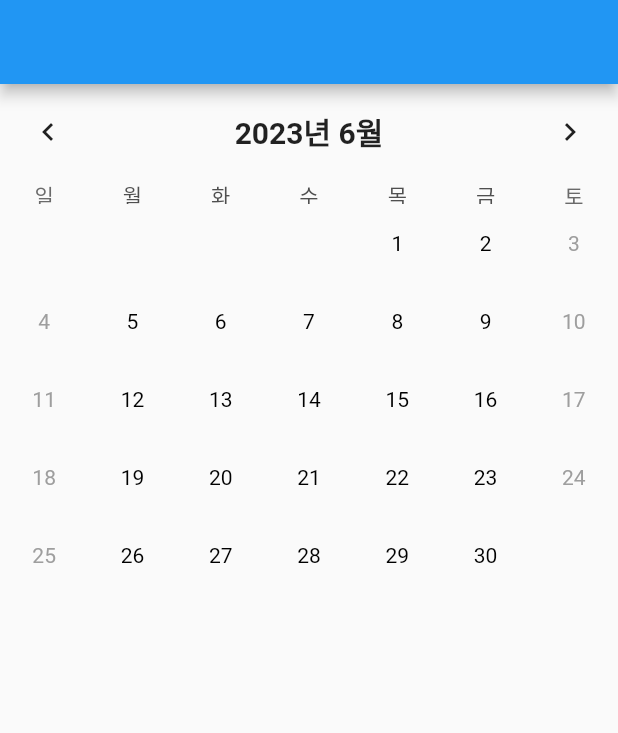
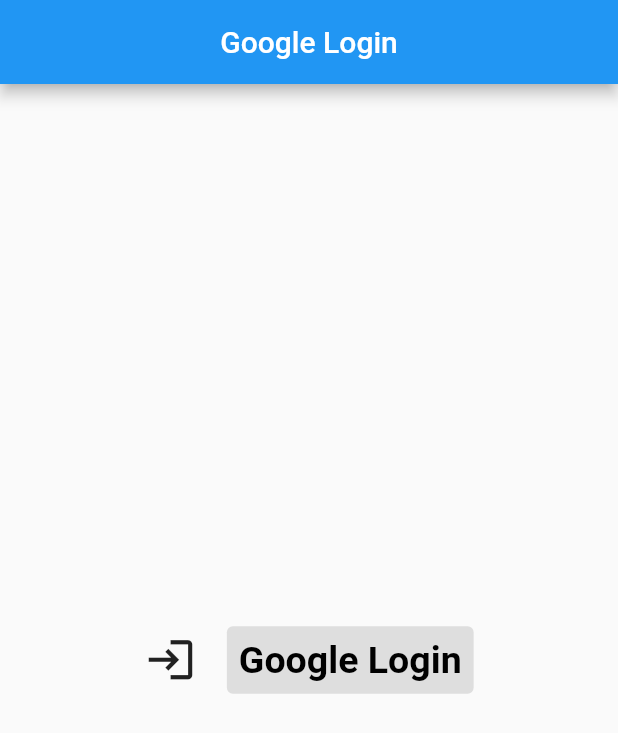
Before and after one commit to wnghks1119/Fluter_MomoroApp, a Flutter app: the screen it shows after launch, on a phone screen of 412 x 824 dp. Shown: the top 733 px of the screen. Run offline on Flutter 3.47's test engine with Material 2 defaults, Android fonts, the phone set to English and light mode, and no system bars; drawn by our look-alikes of table_calendar; our stand-ins replace drift, firebase_auth, firebase_core, google_sign_in; accounts and stored records are empty.

Commit message:
second commit

```diff
--- /dev/null
+++ b/lib/app.dart
@@ -0,0 +1,25 @@
+import 'package:firebase_core/firebase_core.dart';
+import 'package:flutter/material.dart';
+import 'package:hello_world/screen/login_after_screen.dart';
+
+class App extends StatelessWidget {
+  const App({Key? key}) : super(key: key);
+
+  @override
+  Widget build(BuildContext context) {
+    return FutureBuilder(
+      future: Firebase.initializeApp(),
+      builder: (context, snapshot) {
+        if(snapshot.hasError) {
+          return Center(
+            child: Text("Firebase load fail"),
+          );
+        }
+        if(snapshot.connectionState == ConnectionState.done) {
+          return loginAfterScreen();
+        }
+        return CircularProgressIndicator();
+      },
+    );
+  }
+}
--- a/lib/component/input_text_list_component.dart
+++ b/lib/component/input_text_list_component.dart
@@ -3,8 +3,7 @@ import 'package:flutter/material.dart';
 import 'package:flutter/rendering.dart';
 import 'package:hello_world/component/text_bottom_sheet.dart';
 import 'package:intl/intl.dart';
-
-import '../screan/routine_screen.dart';
+import '../screen/routine_screen.dart';
 
 class InputTextListComponent extends StatelessWidget {
   final DateTime selectedDate;
--- a/lib/component/tablecalendar_component.dart
+++ b/lib/component/tablecalendar_component.dart
@@ -1,6 +1,7 @@
 import 'package:flutter/cupertino.dart';
 import 'package:flutter/material.dart';
 import 'package:table_calendar/table_calendar.dart';
+import '../screen/login_after_screen.dart';
 import 'input_text_list_component.dart';
 
 class TableCalendarComponent extends StatefulWidget {
@@ -18,6 +19,19 @@ class _TableCalendarComponentState extends State<TableCalendarComponent> {
     return Scaffold(
       appBar: AppBar(
         automaticallyImplyLeading: false,
+        actions: [
+          IconButton(
+            icon: Icon(Icons.home),
+            onPressed: () {
+              Navigator.push(
+                context,
+                MaterialPageRoute(
+                  builder: (context) => loginAfterScreen(),
+                ),
+              );
+            },
+          ),
+        ],
       ),
       body: TableCalendar(
         locale: 'ko_KR',
--- a/lib/main.dart
+++ b/lib/main.dart
@@ -1,14 +1,15 @@
 import 'package:flutter/material.dart';
-import 'package:hello_world/screan/home_screan.dart';
-import 'package:hello_world/screan/routine_screen.dart';
+import 'package:hello_world/screen/home_screen.dart';
+import 'package:hello_world/screen/routine_screen.dart';
 import 'package:intl/date_symbol_data_local.dart';
+import 'app.dart';
 
 void main() async {
   await initializeDateFormatting();
 
   runApp(
     MaterialApp(
-      home: HomeScreen(),
+      home: App(),
     ),
   );
 }
--- a/lib/screan/home_screan.dart
+++ b/lib/screen/home_screen.dart
@@ -1,5 +1,5 @@
 import 'package:flutter/material.dart';
-import 'package:hello_world/screan/tablecalendar_screen.dart';
+import 'package:hello_world/screen/tablecalendar_screen.dart';
 import '../component/input_text_list_component.dart';
 import '../component/tablecalendar_component.dart';
 
--- /dev/null
+++ b/lib/screen/login_after_screen.dart
@@ -0,0 +1,72 @@
+import 'package:firebase_auth/firebase_auth.dart';
+import 'package:flutter/cupertino.dart';
+import 'package:flutter/material.dart';
+import 'package:hello_world/screen/tablecalendar_screen.dart';
+
+import 'login_screen.dart';
+
+class loginAfterScreen extends StatelessWidget {
+  const loginAfterScreen({Key? key}) : super(key: key);
+
+  @override
+  Widget build(BuildContext context) {
+    return MaterialApp(
+      home: Scaffold(
+        body: StreamBuilder(
+          stream: FirebaseAuth.instance.authStateChanges(),
+          builder: (BuildContext context, AsyncSnapshot<User?> snapshot) {
+            if (!snapshot.hasData) {
+              return const LoginWidget();
+            } else {
+              return Center(
+                child: Column(
+                  mainAxisAlignment: MainAxisAlignment.center,
+                  children: [
+                    Text(
+                      "${snapshot.data?.displayName}님 환영합니다.",
+                      style: TextStyle(
+                        fontSize: 25,
+                        fontWeight: FontWeight.bold,
+                      ),
+                    ),
+                    ElevatedButton(
+                      onPressed: () {
+                        showCupertinoDialog(
+                          context: context,
+                          builder: (BuildContext context) {
+                            return TableCalendarScreen();
+                          },
+                        );
+                      },
+                      child: Text(
+                        "일정 관리",
+                        style: TextStyle(
+                          fontSize: 20,
+                          fontWeight: FontWeight.bold,
+                        ),
+                      ),
+                    ),
+                    TextButton(
+                      onPressed: FirebaseAuth.instance.signOut,
+                      child: Text(
+                        "로그아웃",
+                        style: TextStyle(
+                          color: Colors.black,
+                          fontSize: 20,
+                        ),
+                      ),
+                      style: ButtonStyle(
+                        backgroundColor: MaterialStatePropertyAll(
+                            Colors.grey.withOpacity(0.3)),
+                      ),
+                    ),
+                  ],
+                ),
+              );
+            }
+          },
+        ),
+      ),
+    );
+  }
+}
--- /dev/null
+++ b/lib/screen/login_screen.dart
@@ -0,0 +1,70 @@
+import 'package:firebase_auth/firebase_auth.dart';
+import 'package:flutter/material.dart';
+import 'package:google_sign_in/google_sign_in.dart';
+
+class LoginWidget extends StatelessWidget {
+  const LoginWidget({Key? key}) : super(key: key);
+
+  Future<UserCredential> signInWithGoogle() async {
+    // Trigger the authentication flow
+    final GoogleSignInAccount? googleUser = await GoogleSignIn().signIn();
+
+    // Obtain the auth details from the request
+    final GoogleSignInAuthentication googleAuth =
+        await googleUser!.authentication;
+
+    // Create a new credential
+    final credential = GoogleAuthProvider.credential(
+      accessToken: googleAuth.accessToken,
+      idToken: googleAuth.idToken,
+    );
+
+    // Once signed in, return the UserCredential
+    return await FirebaseAuth.instance.signInWithCredential(credential);
+  }
+
+  @override
+  Widget build(BuildContext context) {
+    return Scaffold(
+      appBar: AppBar(
+        title: Text("Google Login"),
+        centerTitle: true,
+      ),
+      body: Center(
+        child: Column(
+          mainAxisAlignment: MainAxisAlignment.center,
+          children: [
+            Row(
+              mainAxisAlignment: MainAxisAlignment.center,
+              children: [
+                Icon(
+                  Icons.login,
+                  size: 35,
+                ),
+                SizedBox(
+                  height: 20,
+                  width: 20,
+                ),
+                TextButton(
+                  onPressed: signInWithGoogle,
+                  child: Text(
+                    "Google Login",
+                    style: TextStyle(
+                      color: Colors.black,
+                      fontSize: 25,
+                      fontWeight: FontWeight.bold,
+                    ),
+                  ),
+                  style: ButtonStyle(
+                    backgroundColor:
+                        MaterialStatePropertyAll(Colors.grey.withOpacity(0.3)),
+                  ),
+                ),
+              ],
+            ),
+          ],
+        ),
+      ),
+    );
+  }
+}
--- a/lib/screan/routine_screen.dart
+++ b/lib/screen/routine_screen.dart
@@ -2,7 +2,7 @@ import 'package:flutter/cupertino.dart';
 import 'package:flutter/material.dart';
 
 import '../component/Routine_list_component.dart';
-import 'home_screan.dart';
+import 'home_screen.dart';
 
 class RoutineScreen extends StatelessWidget {
   const RoutineScreen({Key? key}) : super(key: key);
@@ -15,7 +15,7 @@ class RoutineScreen extends StatelessWidget {
         centerTitle: true,
         actions: [
           IconButton(
-            icon: Icon(Icons.home),
+            icon: Icon(Icons.calendar_month),
             onPressed: () {
               Navigator.push(
                 context,
--- a/pubspec.yaml
+++ b/pubspec.yaml
@@ -41,6 +41,10 @@ dependencies:
   sqlite3_flutter_libs: ^0.5.0
   path_provider: ^2.0.0
   path: ^1.8.3
+  firebase_core: ^2.13.1
+  firebase_auth: ^4.6.2
+  cloud_firestore: ^4.8.0
+  google_sign_in: ^6.1.3
 
 dev_dependencies:
   flutter_test:
```
Also changed, not shown: lib/screen/tablecalendar_screen.dart (renamed from lib/screan/tablecalendar_screen.dart), pubspec.lock, 5 other files.
